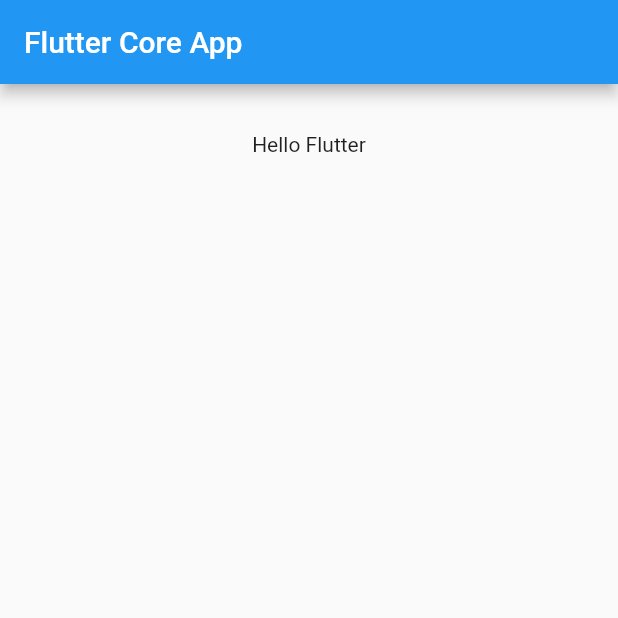
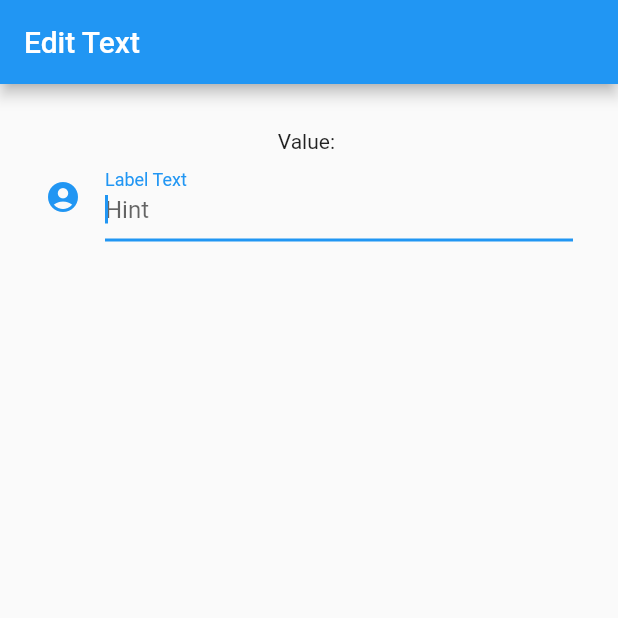
Before and after one commit to zabochen/FlutterCoreApp, a Flutter app: the screen it shows after launch, on a phone screen of 412 x 824 dp, the top half of it. Run offline on Flutter 3.47's test engine with Material 2 defaults, Android fonts, the phone set to English and light mode, and no system bars.

Commit message:
TextField => EditText

```diff
--- a/lib/main.dart
+++ b/lib/main.dart
@@ -1,33 +1,8 @@
 import 'package:flutter/material.dart';
+import 'package:flutter_core_app/text/edit_text.dart';
 
 void main() {
   runApp(MaterialApp(
-    home: MainApp(),
+    home: MyEditText(),
   ));
 }
-
-class MainApp extends StatefulWidget {
-  @override
-  _State createState() => _State();
-}
-
-class _State extends State<MainApp> {
-  @override
-  Widget build(BuildContext context) {
-    return Scaffold(
-      appBar: AppBar(
-        title: Text("Flutter Core App"),
-      ),
-      body: Container(
-        padding: EdgeInsets.all(32.0),
-        child: Center(
-          child: Column(
-            children: <Widget>[
-              Text("Hello Flutter"),
-            ],
-          ),
-        ),
-      ),
-    );
-  }
-}
--- /dev/null
+++ b/lib/text/edit_text.dart
@@ -0,0 +1,53 @@
+import 'package:flutter/material.dart';
+
+class MyEditText extends StatefulWidget {
+  @override
+  State<StatefulWidget> createState() {
+    return _State();
+  }
+}
+
+class _State extends State<MyEditText> {
+  String _appBarTitle = "Edit Text";
+  String _someValue = '';
+
+  void _onChange(String text) {
+    setState(() => _someValue = 'Change: $text');
+  }
+
+  void _onSubmit(String text) {
+    setState(() {
+      _someValue = 'Submit: $_someValue';
+    });
+  }
+
+  @override
+  Widget build(BuildContext context) {
+    return Scaffold(
+      appBar: AppBar(
+        title: Text(_appBarTitle),
+      ),
+      body: Container(
+        padding: EdgeInsets.all(30.0),
+        child: Center(
+          child: Column(
+            children: <Widget>[
+              Text('Value: $_someValue'),
+              TextField(
+                decoration: InputDecoration(
+                    labelText: "Label Text",
+                    hintText: "Hint",
+                    icon: Icon(Icons.account_circle)),
+                autocorrect: true,
+                autofocus: true,
+                keyboardType: TextInputType.number,
+                onChanged: _onChange,
+                onSubmitted: _onSubmit,
+              )
+            ],
+          ),
+        ),
+      ),
+    );
+  }
+}
```
Also changed, not shown: 1 other file.
